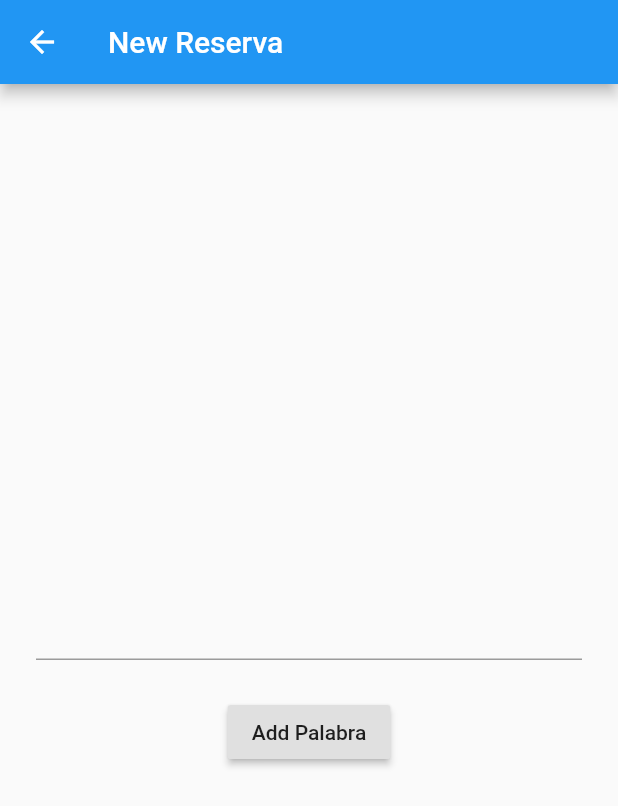
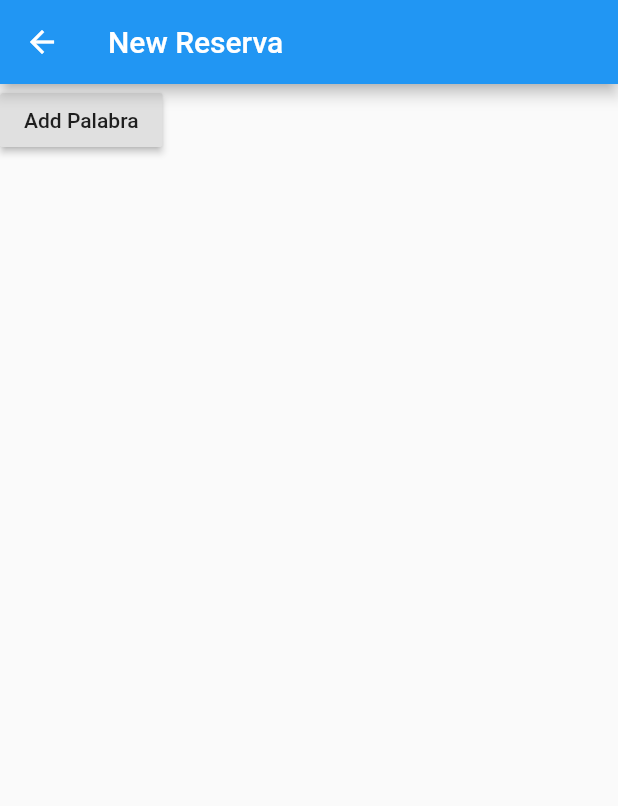
Before and after one commit to TomasMoratoPerezPorro/CommunityApp, a Flutter app: the screen it shows after launch, after a tap on the "add" icon, on a phone screen of 412 x 824 dp. Shown: the top 806 px of the screen. Run offline on Flutter 3.47's test engine with Material 2 defaults, Android fonts, the phone set to English and light mode, and no system bars; our stand-ins replace cloud_firestore; accounts and stored records are empty.

Commit message:
Separacio Widgets Pagina NewReserva
Co-authored-by: paufdez <paufernandez350@gmail.com>

```diff
--- a/appcomunity/lib/Pages/NewReservaPage.dart
+++ b/appcomunity/lib/Pages/NewReservaPage.dart
@@ -1,4 +1,6 @@
+import 'package:appcomunity/Widgets/LlistaEspaisWidget.dart';
 import 'package:flutter/material.dart';
+import 'package:cloud_firestore/cloud_firestore.dart';
 
 class NewReservaPage extends StatefulWidget {
   @override
@@ -7,10 +9,12 @@ class NewReservaPage extends StatefulWidget {
 
 class _NewReservaPageState extends State<NewReservaPage> {
   TextEditingController _controller;
+  DateTime pickedDate;
 
   @override
   void initState() {
     _controller = TextEditingController();
+    pickedDate = DateTime.now();
     super.initState();
   }
 
@@ -20,22 +24,18 @@ class _NewReservaPageState extends State<NewReservaPage> {
     super.dispose();
   }
 
+
+
   @override
   Widget build(BuildContext context) {
     return Scaffold(
         appBar: AppBar(title: Text('New Reserva')),
-        body: Column(
+        body: SingleChildScrollView(
+          child: Column(
+            crossAxisAlignment: CrossAxisAlignment.center,
             mainAxisAlignment: MainAxisAlignment.center,
             children: <Widget>[
-            Padding(
-              padding: const EdgeInsets.all(24),
-              child: TextField(
-                controller: _controller,
-                onSubmitted: (what) {
-                  Navigator.of(context).pop();
-                },
-              ),
-            ),
+              LlistaEspaisWidget(),
               RaisedButton(
                 child: Text('Add Palabra'),
                 onPressed: () {
@@ -43,6 +43,7 @@ class _NewReservaPageState extends State<NewReservaPage> {
                 },
               )
             ],
+          ),
         ));
   }
 }
--- /dev/null
+++ b/appcomunity/lib/Widgets/LlistaEspaisWidget.dart
@@ -0,0 +1,12 @@
+import 'package:flutter/material.dart';
+
+class LlistaEspaisWidget extends StatelessWidget {
+  const LlistaEspaisWidget({
+    Key key,
+  }) : super(key: key);
+
+  @override
+  Widget build(BuildContext context) {
+    return SizedBox();
+  }
+}
```
Lines whose indentation alone changed are shown as unchanged.
